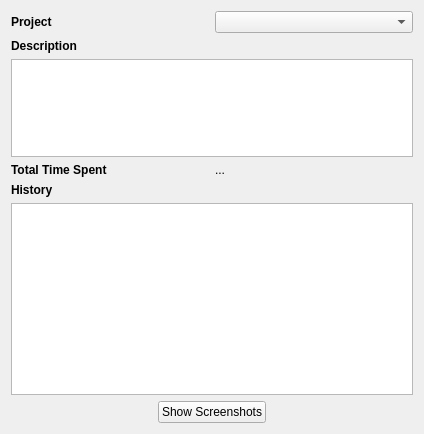
The window that projectwidget.ui (humbhenri/TimeTracker) describes before a commit, drawn with Qt 5.
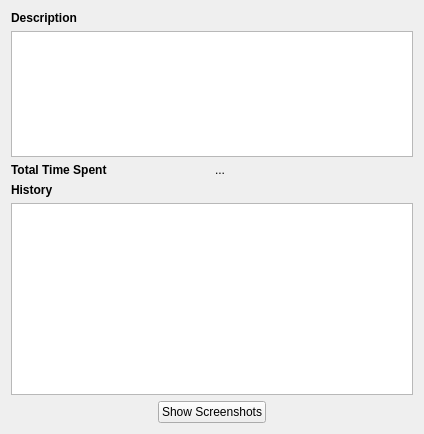
The same window after the commit.

Commit message: project list and details

Patch:
```diff
--- a/projectwidget.ui
+++ b/projectwidget.ui
@@ -15,18 +15,7 @@
   </property>
   <layout class="QGridLayout" name="gridLayout">
    <item row="0" column="0" colspan="2">
-    <layout class="QHBoxLayout" name="horizontalLayout">
-     <item>
-      <widget class="QLabel" name="label">
-       <property name="text">
-        <string>&lt;b&gt;Project&lt;/b&gt;</string>
-       </property>
-      </widget>
-     </item>
-     <item>
-      <widget class="QComboBox" name="projectComboBox"/>
-     </item>
-    </layout>
+    <layout class="QHBoxLayout" name="horizontalLayout"/>
    </item>
    <item row="1" column="0">
     <widget class="QLabel" name="label_2">
```
The commit also changes 8 other files.
